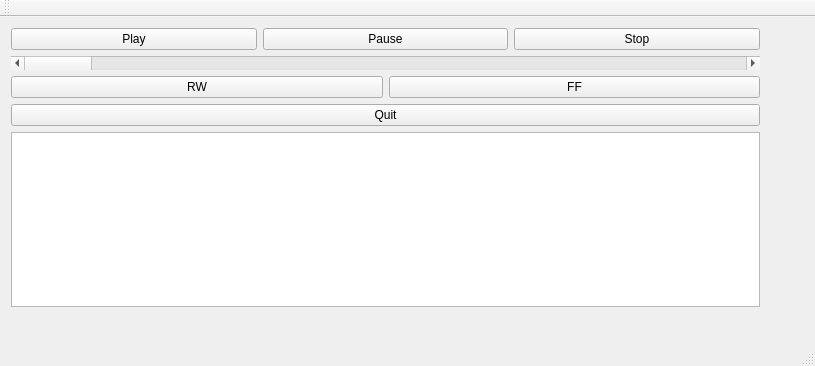
Qt form mainwindow.ui (EBXFS15/PrototypeBasedOnMpg321) before a commit.
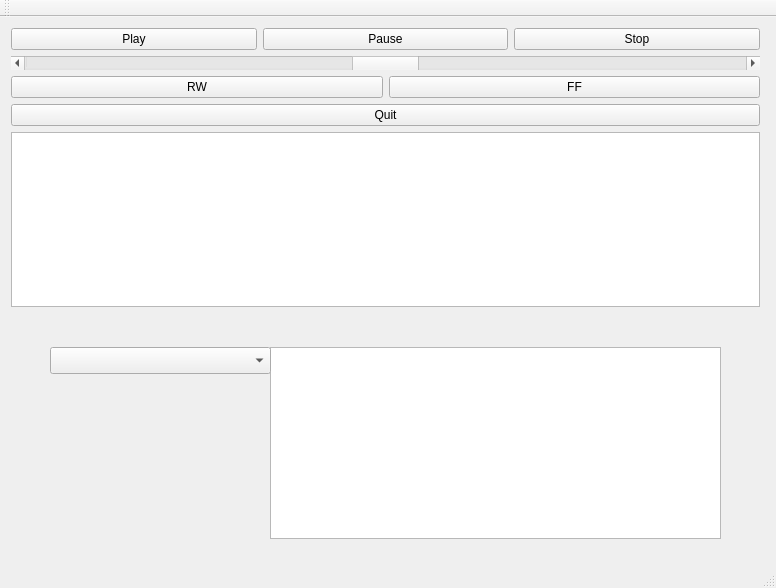
The same form after that commit.

Commit message: 1st step player logic replaced to a separate class. 2nd step player (mpg321) replaced with mplayer. Easier install on target board as mplayer is alyeady installed. 3rd step added a signal to trigger on playback position in file. 4rd step added a signal to trigger the end of playback. 5th step renamed horizontal bar and added update based on playbackPosition. 6th step used trigger to end of playback to implement playlist position increment.

```diff
--- a/mainwindow.ui
+++ b/mainwindow.ui
@@ -6,8 +6,8 @@
    <rect>
     <x>0</x>
     <y>0</y>
-    <width>815</width>
-    <height>366</height>
+    <width>776</width>
+    <height>588</height>
    </rect>
   </property>
   <property name="windowTitle">
@@ -50,15 +50,20 @@
       </layout>
      </item>
      <item>
-      <layout class="QHBoxLayout" name="horizontalLayout_4">
-       <item>
-        <widget class="QScrollBar" name="hBar">
-         <property name="orientation">
-          <enum>Qt::Horizontal</enum>
-         </property>
-        </widget>
-       </item>
-      </layout>
+      <layout class="QHBoxLayout" name="horizontalLayout_4"/>
+     </item>
+     <item>
+      <widget class="QScrollBar" name="hBar_position">
+       <property name="maximum">
+        <number>100</number>
+       </property>
+       <property name="value">
+        <number>50</number>
+       </property>
+       <property name="orientation">
+        <enum>Qt::Horizontal</enum>
+       </property>
+      </widget>
      </item>
      <item>
       <layout class="QHBoxLayout" name="horizontalLayout_2">
@@ -94,8 +99,26 @@
      </item>
     </layout>
    </widget>
-   <zorder>verticalLayoutWidget</zorder>
-   <zorder>hBar</zorder>
+   <widget class="QListWidget" name="FileList">
+    <property name="geometry">
+     <rect>
+      <x>270</x>
+      <y>330</y>
+      <width>451</width>
+      <height>192</height>
+     </rect>
+    </property>
+   </widget>
+   <widget class="QComboBox" name="PlayList">
+    <property name="geometry">
+     <rect>
+      <x>50</x>
+      <y>330</y>
+      <width>221</width>
+      <height>27</height>
+     </rect>
+    </property>
+   </widget>
   </widget>
   <widget class="QMenuBar" name="menuBar">
    <property name="geometry">
```
Left out of the diff: 2 changed lines with no effect on the pictures. The commit also changes 12 other files.
